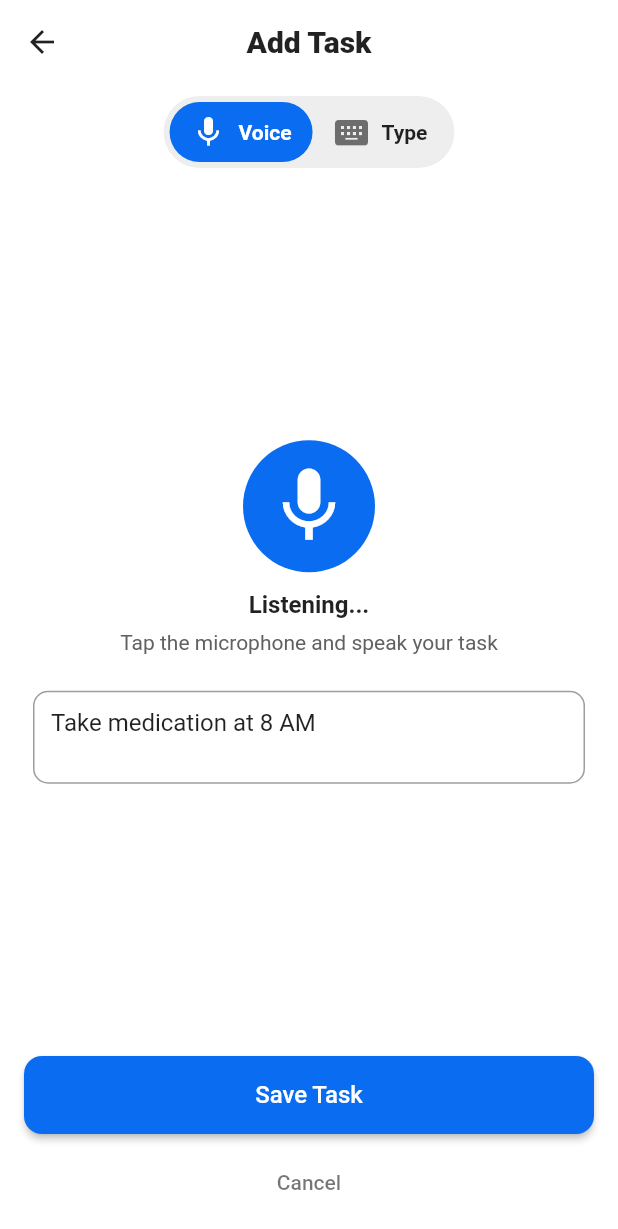
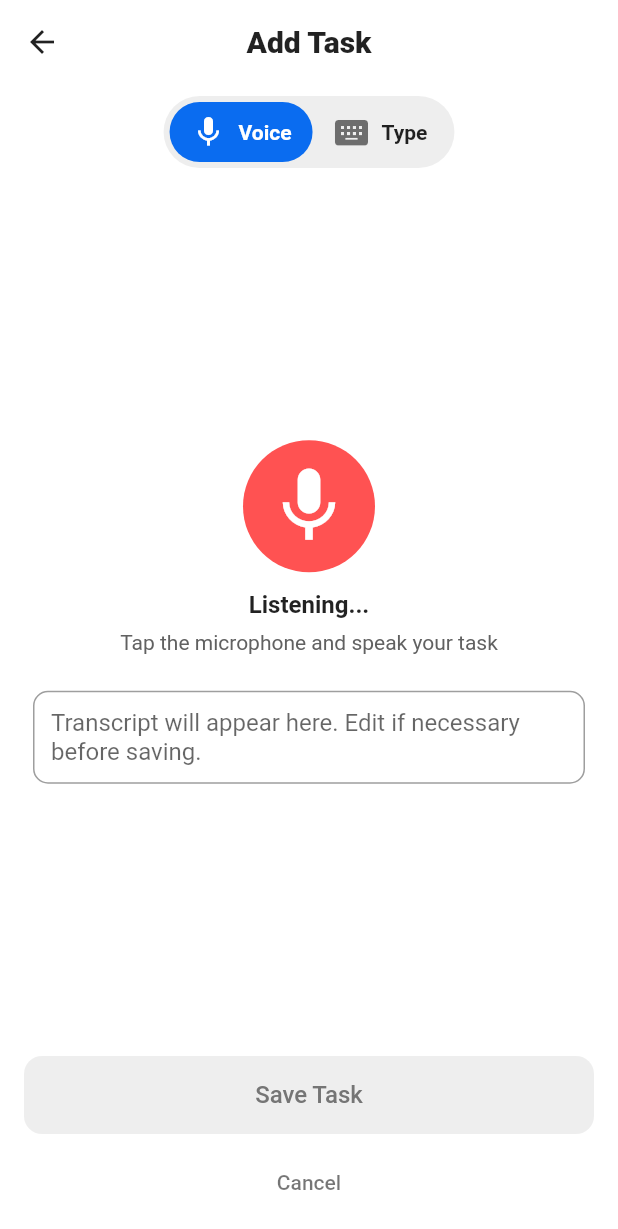
Before and after one commit to YangMin1022/easycare_to_do_app, a Flutter app: the AddTaskPage screen opened directly, after a tap on the "mic" icon, on a phone screen of 412 x 824 dp. Shown: the top 1229 px of the screen. Run offline on Flutter 3.47's test engine with Material 3 defaults, Android fonts, the phone set to English and light mode, and no system bars; our stand-ins replace drift, flutter_local_notifications, flutter_timezone, flutter_tts, shared_preferences, speech_to_text and 1 more; accounts and stored records are empty; generated files the repository leaves out were written again.

Commit message:
Add basic speech_to_text function

```diff
--- a/lib/add_task.dart
+++ b/lib/add_task.dart
@@ -4,6 +4,7 @@ import 'dart:math';
 import 'package:flutter/material.dart';
 import 'data/app_database.dart';
 import 'services/notification_service.dart';
+import 'services/speech_service.dart';
 import 'task_item.dart';
 /// Replace or expand with domain model / DB ID later.
 /// AddTaskPage - supports Voice and Type modes.
@@ -29,6 +30,7 @@ class _AddTaskPageState extends State<AddTaskPage> {
   // Voice mode
   String _transcript = '';
   bool _isListening = false;
+  bool _speechEnabled = false;
 
   // Type mode fields
   final TextEditingController _titleController = TextEditingController();
@@ -45,6 +47,7 @@ class _AddTaskPageState extends State<AddTaskPage> {
   @override
   void initState() {
     super.initState();
+    _initServices();
     // default due date = today at 09:00
     final now = DateTime.now();
     _selectedDate = DateTime(now.year, now.month, now.day);
@@ -52,9 +55,35 @@ class _AddTaskPageState extends State<AddTaskPage> {
     _selectedReminder = const Duration(hours: 1);
 
     // Check/Request permissions on load
+    // WidgetsBinding.instance.addPostFrameCallback((_) {
+    //   NotificationService().requestPermissions(context);
+    // });
+  }
+
+  /// Initialize all external services
+  Future<void> _initServices() async {
+    // 1. Notifications
     WidgetsBinding.instance.addPostFrameCallback((_) {
       NotificationService().requestPermissions(context);
     });
+
+    // 2. Speech Service
+    _speechEnabled = await SpeechService().init(
+      onStatus: (status) {
+        // Auto-update UI state based on engine status
+        if (status == 'listening') {
+          setState(() => _isListening = true);
+        } else if (status == 'notListening' || status == 'done') {
+          setState(() => _isListening = false);
+        }
+      },
+      onError: (errorMsg) {
+        setState(() => _isListening = false);
+        debugPrint('Speech Error in UI: $errorMsg');
+      },
+    );
+    // Refresh UI to show Mic status
+    if (mounted) setState(() {});
   }
 
   @override
@@ -64,24 +93,28 @@ class _AddTaskPageState extends State<AddTaskPage> {
     super.dispose();
   }
 
-  /// Placeholder: integrate with speech_to_text or platform dictation here.
+  /// Toggle Dictation using the Service
   Future<void> _startOrStopDictation() async {
-    setState(() {
-      _isListening = !_isListening;
-    });
+    if (!_speechEnabled) {
+      ScaffoldMessenger.of(context).showSnackBar(
+        const SnackBar(content: Text('Speech recognition not available.')),
+      );
+      return;
+    }
 
     if (_isListening) {
-      // Start speech capture. Replace with actual speech plugin start.
-      // Example with speech_to_text:
-      // await _speech.listen(onResult: (r) => setState(()=>_transcript=r.recognizedWords));
-      // For now we simulate:
-      await Future.delayed(const Duration(seconds: 1));
-      setState(() {
-        _transcript = 'Take medication at 8 AM';
-      });
+      await SpeechService().stop();
+      setState(() => _isListening = false);
     } else {
-      // Stop speech capture. Replace with plugin stop.
-      // await _speech.stop();
+      // Clear previous transcript if you want a fresh start
+      // setState(() => _transcript = '');
+
+      await SpeechService().startListening(
+        onResult: (text) {
+          setState(() => _transcript = text);
+        },
+      );
+      setState(() => _isListening = true);
     }
   }
 
@@ -100,25 +133,6 @@ class _AddTaskPageState extends State<AddTaskPage> {
         }
         title = _transcript.trim();
         note = _noteController.text.trim();
-        // final due = DateTime(
-        //   _selectedDate!.year,
-        //   _selectedDate!.month,
-        //   _selectedDate!.day,
-        //   _selectedTime!.hour,
-        //   _selectedTime!.minute,
-        // );
-        // final newId = DateTime.now().millisecondsSinceEpoch.toString();
-        // final task = TaskItem(
-        //   id: newId,
-        //   title: _transcript.trim(),
-        //   note: _noteController.text.trim(),
-        //   due: due,
-        //   reminderBefore: _selectedReminder,
-        //   createdAt: DateTime.now(),
-        //   updatedAt: DateTime.now(),
-        // );
-        // if (!mounted) return;
-        // Navigator.of(context).pop(task);
       } else { // AddMode.type
         // final title = _titleController.text.trim();
         if (_titleController.text.trim().isEmpty) {
@@ -127,47 +141,6 @@ class _AddTaskPageState extends State<AddTaskPage> {
         }
         title = _titleController.text.trim();
         note = _noteController.text.trim();
-
-      //   final due = DateTime(
-      //     _selectedDate!.year,
-      //     _selectedDate!.month,
-      //     _selectedDate!.day,
-      //     _selectedTime!.hour,
-      //     _selectedTime!.minute,
-      //   );
-      //   // --- 1. CALCULATE REMINDER LOGIC ---
-      // DateTime? reminderTime;
-      // int? notificationId;
-
-      // if (_selectedReminder != null) {
-      //   reminderTime = due.subtract(_selectedReminder!);
-
-      //   // Generate a safe 32-bit Integer ID for Android Notification System
-      //   notificationId = Random().nextInt(100000000);
-
-      //   // Schedule it immediately
-      //   await NotificationService().scheduleReminder(
-      //     id: notificationId,
-      //     title: "Reminder: $title",
-      //     body: "Due at ${_timeLabel()}",
-      //     scheduledTime: reminderTime,
-      //     payload: notificationId.toString(), // Store ID in payload for navigation later
-      //   );
-      // }
-      //   final newId = DateTime.now().millisecondsSinceEpoch.toString();
-      //   final task = TaskItem(
-      //     id: newId,
-      //     title: title,
-      //     note: _noteController.text.trim().isEmpty ? '' : _noteController.text.trim(),
-      //     due: due,
-      //     reminderBefore: _selectedReminder,
-      //     reminderTime: reminderTime,
-      //     notificationId: notificationId,
-      //     createdAt: DateTime.now(),
-      //     updatedAt: DateTime.now(),
-      //   );
-      //   if (!mounted) return;
-      //   Navigator.of(context).pop(task);
       }
       //DATE SETUP
       final due = DateTime(
@@ -333,13 +306,13 @@ class _AddTaskPageState extends State<AddTaskPage> {
               onTap: _startOrStopDictation,
               child: CircleAvatar(
                 radius: 44,
-                backgroundColor: _isListening ? _primary : _surface,
+                backgroundColor: _isListening ? Colors.redAccent : (_speechEnabled ? _primary : _surface),
                 child: Icon(Icons.mic, color: _isListening ? Colors.white : _primary, size: 60),
               ),
             ),
           ),
           const SizedBox(height: 12),
-          Text(_isListening ? 'Listening...' : 'Tap to speak', style: const TextStyle(fontSize: 16, fontWeight: FontWeight.w600)),
+          Text(_isListening ? 'Listening...' : (_speechEnabled ? 'Tap to speak' : 'Mic unavailable'), style: const TextStyle(fontSize: 16, fontWeight: FontWeight.w600)),
           const SizedBox(height: 8),
           Text(
             'Tap the microphone and speak your task',
@@ -407,7 +380,7 @@ class _AddTaskPageState extends State<AddTaskPage> {
               ),
             ),
             const SizedBox(height: 18),
-            const Text('When?', style: TextStyle(fontSize: 16, fontWeight: FontWeight.w700)),
+            const Text('Date?', style: TextStyle(fontSize: 16, fontWeight: FontWeight.w700)),
             const SizedBox(height: 8),
             Row(
               children: [
--- a/lib/services/speech_service.dart
+++ b/lib/services/speech_service.dart
@@ -0,0 +1,78 @@
+// lib/services/speech_service.dart
+import 'package:flutter/foundation.dart';
+import 'package:speech_to_text/speech_to_text.dart' as stt;
+
+class SpeechService {
+  // Singleton pattern for easy global access
+  static final SpeechService _instance = SpeechService._internal();
+  factory SpeechService() => _instance;
+  SpeechService._internal();
+
+  final stt.SpeechToText _speech = stt.SpeechToText();
+  bool _isInitialized = false;
+
+  /// Returns true if the engine is currently capturing audio
+  bool get isListening => _speech.isListening;
+
+  /// Returns true if the engine is initialized and available
+  bool get isAvailable => _isInitialized;
+
+  /// Initialize the Speech Engine
+  /// [onStatus] - Callback for engine status updates (e.g., 'listening', 'notListening')
+  /// [onError] - Callback for errors
+  Future<bool> init({
+    Function(String status)? onStatus,
+    Function(String error)? onError,
+  }) async {
+    if (_isInitialized) return true;
+
+    try {
+      _isInitialized = await _speech.initialize(
+        onStatus: (status) {
+          debugPrint('Speech Status: $status');
+          if (onStatus != null) onStatus(status);
+        },
+        onError: (errorNotification) {
+          debugPrint('Speech Error: ${errorNotification.errorMsg}');
+          if (onError != null) onError(errorNotification.errorMsg);
+        },
+      );
+      return _isInitialized;
+    } catch (e) {
+      debugPrint("Speech Service Init Error: $e");
+      return false;
+    }
+  }
+
+  /// Start capturing speech
+  /// [onResult] - Returns the transcribed text (including partial results)
+  Future<void> startListening({required Function(String text) onResult}) async {
+    if (!_isInitialized) {
+      debugPrint("Speech Service not initialized.");
+      return;
+    }
+
+    await _speech.listen(
+      onResult: (result) => onResult(result.recognizedWords),
+      // --- CONFIGURATION FOR OFFLINE & UX ---
+      localeId: 'en_US',         // Enforce English
+      listenOptions: stt.SpeechListenOptions(
+        onDevice: true,            // Offline priority
+        cancelOnError: true,       // Stop on error
+        partialResults: true,      // Stream words as spoken
+        listenMode: stt.ListenMode.dictation,
+      ),
+      pauseFor: const Duration(seconds: 3), // Auto-stop after silence
+    );
+  }
+
+  /// Stop capturing (processes final result)
+  Future<void> stop() async {
+    await _speech.stop();
+  }
+
+  /// Cancel capturing (discards result)
+  Future<void> cancel() async {
+    await _speech.cancel();
+  }
+}
```
